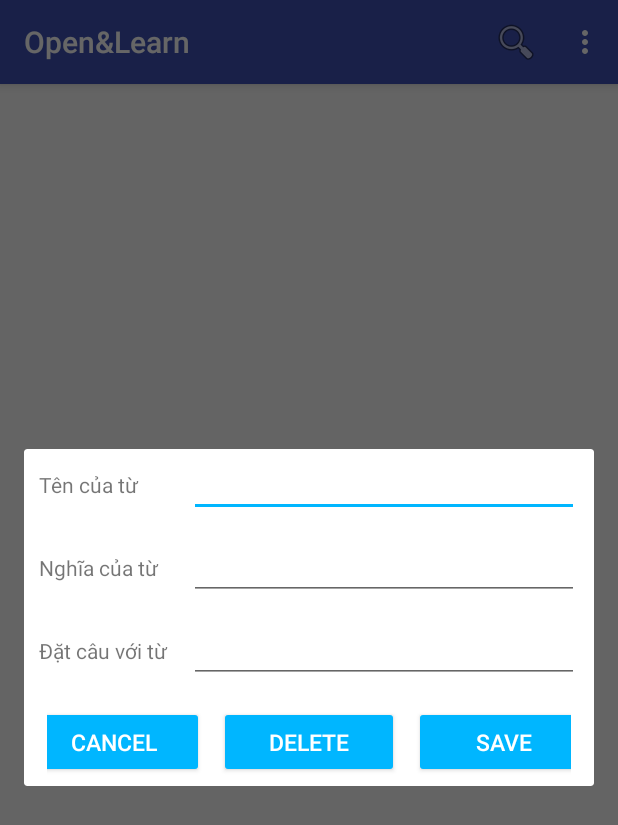
After one commit to ltbaogt/ltbaogtrepo, an Android app: the fragment FragmentDialogEditWord placed in its activity, on a phone screen of 412 x 824 dp. The commit adds this screen. Shown: the top 825 px of the screen. Run offline under Robolectric (Android 15) with nearby library versions, the phone set to English and light mode, and no system bars; 2 statements that could not run were skipped.

```diff
--- a/02_Source/VocaReminder/app/src/main/java/com/ltbaogt/vocareminder/vocareminder/database/bl/OALBLL.java
+++ b/02_Source/VocaReminder/app/src/main/java/com/ltbaogt/vocareminder/vocareminder/database/bl/OALBLL.java
@@ -44,8 +44,19 @@ public class OALBLL {
         return dbHelp.getCount();
     }
 
-    public ArrayList<Word> getAllWords() {
+    public void updateWord(Word w) {
         OALDatabaseOpenHelper dbHelp = new OALDatabaseOpenHelper(mContext);
-        return dbHelp.getAllWords();
+        dbHelp.updateWord(w);
     }
+
+    public void deleteWordById(int id) {
+        OALDatabaseOpenHelper dbHelp = new OALDatabaseOpenHelper(mContext);
+        dbHelp.deleteWordById(id);
+    }
+
+    public ArrayList<Word> getAllWordsOrderByName() {
+        OALDatabaseOpenHelper dbHelp = new OALDatabaseOpenHelper(mContext);
+        return dbHelp.getAllWordsOrderByName();
+    }
+
 }
--- a/02_Source/VocaReminder/app/src/main/java/com/ltbaogt/vocareminder/vocareminder/define/Define.java
+++ b/02_Source/VocaReminder/app/src/main/java/com/ltbaogt/vocareminder/vocareminder/define/Define.java
@@ -9,4 +9,5 @@ public class Define {
     public static final String CLOSE_VOCA_REMINDER = "vocareminder.action.close";
     public static final String TAG = "OpenToLearn.";
     public static final String DEFAULT_THEME_COLOR = "#39B54A";
+    public static final String WORD_OBJECT_PARCELABLE = "word_object";
 }
--- /dev/null
+++ b/02_Source/VocaReminder/app/src/main/java/com/ltbaogt/vocareminder/vocareminder/fragment/FragmentDialogEditWord.java
@@ -0,0 +1,80 @@
+package com.ltbaogt.vocareminder.vocareminder.fragment;
+
+import android.os.Bundle;
+import android.support.annotation.Nullable;
+import android.support.v4.app.DialogFragment;
+import android.view.LayoutInflater;
+import android.view.View;
+import android.view.ViewGroup;
+import android.widget.Button;
+import android.widget.EditText;
+
+import com.ltbaogt.vocareminder.vocareminder.R;
+import com.ltbaogt.vocareminder.vocareminder.bean.Word;
+import com.ltbaogt.vocareminder.vocareminder.database.bl.OALBLL;
+import com.ltbaogt.vocareminder.vocareminder.define.Define;
+
+/**
+ * Created by My PC on 10/08/2016.
+ */
+
+public class FragmentDialogEditWord extends DialogFragment implements View.OnClickListener{
+
+    private Word mWord;
+    private EditText mEtWordName;
+    private EditText mEtMeaning;
+    private EditText mEtSentence;
+    private Button mBtnCancel;
+    private Button mBtnSave;
+    private Button mBtnDelete;
+
+    public FragmentDialogEditWord () {
+
+    }
+    @Nullable
+    @Override
+    public View onCreateView(LayoutInflater inflater, @Nullable ViewGroup container, @Nullable Bundle savedInstanceState) {
+        View v = inflater.inflate(R.layout.fragment_edit_word, container, false);
+        mBtnCancel = (Button) v.findViewById(R.id.btn_cancel);
+        mBtnSave = (Button) v.findViewById(R.id.btn_save);
+        mBtnDelete = (Button) v.findViewById(R.id.btn_delete);
+        mBtnCancel.setOnClickListener(this);
+        mBtnSave.setOnClickListener(this);
+        mBtnDelete.setOnClickListener(this);
+        Bundle b = getArguments();
+        getDialog().setTitle("Thêm từ mới");
+        if (b != null) {
+            getDialog().setTitle("Chỉnh sửa từ của bạn");
+            mWord = b.getParcelable(Define.WORD_OBJECT_PARCELABLE);
+            mEtWordName = (EditText) v.findViewById(R.id.et_name);
+            mEtMeaning = (EditText) v.findViewById(R.id.et_meaning);
+            mEtWordName.setText(mWord.getWordName());
+            mEtMeaning.setText(mWord.getDefault_Meaning());
+        }
+
+        return v;
+
+    }
+
+    @Override
+    public void onClick(View view) {
+        int id = view.getId();
+        switch (id) {
+            case R.id.btn_save:
+                mWord.setDefault_Meaning(mEtMeaning.getText().toString());
+                OALBLL bl = new OALBLL(view.getContext());
+                bl.updateWord(mWord);
+                dismiss();
+                break;
+            case R.id.btn_delete:
+                int idWord = mWord.getWordId();
+                bl = new OALBLL(view.getContext());
+                bl.deleteWordById(idWord);
+                dismiss();
+                break;
+            case R.id.btn_cancel:
+                dismiss();
+                break;
+        }
+    }
+}
--- /dev/null
+++ b/02_Source/VocaReminder/app/src/main/res/layout/fragment_edit_word.xml
@@ -0,0 +1,85 @@
+<?xml version="1.0" encoding="utf-8"?>
+<LinearLayout
+              xmlns:android="http://schemas.android.com/apk/res/android"
+              android:layout_width="match_parent"
+              android:layout_height="match_parent"
+              android:orientation="vertical"
+              android:paddingLeft="10dp"
+              android:paddingRight="10dp">
+
+    <LinearLayout
+        android:layout_marginBottom="10dp"
+        android:layout_width="match_parent"
+        android:layout_height="wrap_content">
+
+        <TextView
+            android:layout_width="100dp"
+            android:layout_height="wrap_content"
+            android:text="Tên của từ"/>
+
+        <EditText
+            android:id="@+id/et_name"
+            android:layout_width="match_parent"
+            android:layout_height="wrap_content"/>
+    </LinearLayout>
+
+    <LinearLayout
+        android:layout_marginBottom="10dp"
+        android:layout_width="match_parent"
+        android:layout_height="wrap_content">
+
+        <TextView
+            android:layout_width="100dp"
+            android:layout_height="wrap_content"
+            android:text="Nghĩa của từ"/>
+
+        <EditText
+            android:id="@+id/et_meaning"
+            android:layout_width="match_parent"
+            android:layout_height="wrap_content"/>
+    </LinearLayout>
+
+    <LinearLayout
+        android:layout_marginBottom="10dp"
+        android:layout_width="match_parent"
+        android:layout_height="wrap_content">
+
+        <TextView
+            android:layout_width="100dp"
+            android:layout_height="wrap_content"
+            android:text="Đặt câu với từ"/>
+
+        <EditText
+            android:id="@+id/et_sentence"
+            android:layout_width="match_parent"
+            android:layout_height="wrap_content"/>
+    </LinearLayout>
+
+    <LinearLayout
+        android:layout_width="match_parent"
+        android:layout_height="wrap_content"
+        android:gravity="center"
+        android:orientation="horizontal"
+        android:padding="5dp">
+
+        <Button
+            android:id="@+id/btn_cancel"
+            style="@style/AppTheme.Button"
+            android:layout_height="wrap_content"
+            android:layout_marginRight="10dp"
+            android:text="Cancel"/>
+
+        <Button
+            android:id="@+id/btn_delete"
+            style="@style/AppTheme.Button"
+            android:layout_height="wrap_content"
+            android:layout_marginRight="10dp"
+            android:text="Delete"/>
+
+        <Button
+            android:id="@+id/btn_save"
+            style="@style/AppTheme.Button"
+            android:layout_height="wrap_content"
+            android:text="Save"/>
+    </LinearLayout>
+</LinearLayout>
--- a/02_Source/VocaReminder/app/src/main/res/layout/fragment_list_word.xml
+++ b/02_Source/VocaReminder/app/src/main/res/layout/fragment_list_word.xml
@@ -8,4 +8,28 @@
         android:layout_width="match_parent"
         android:layout_height="match_parent"
         android:scrollbars="vertical"/>
+
+    <LinearLayout
+        android:id="@+id/noword_layout"
+        android:layout_width="wrap_content"
+        android:layout_height="wrap_content"
+        android:layout_centerInParent="true"
+        android:gravity="center"
+        android:orientation="vertical"
+        android:visibility="invisible">
+
+        <ImageView
+            android:layout_width="wrap_content"
+            android:layout_height="wrap_content"
+            android:layout_centerInParent="true"
+            android:src="@drawable/ic_add"/>
+
+        <TextView
+            android:layout_width="150dp"
+            android:layout_height="wrap_content"
+            android:layout_centerInParent="true"
+            android:minWidth="40dp"
+            android:text="@string/add_new_word_suggestion"/>
+    </LinearLayout>
+
 </RelativeLayout>
--- a/02_Source/VocaReminder/app/src/main/res/values/strings.xml
+++ b/02_Source/VocaReminder/app/src/main/res/values/strings.xml
@@ -3,4 +3,6 @@
     <string name="action_search">Search</string>
     <string name="action_settings">Setting</string>
     <string name="action_about">About</string>
+
+    <string name="add_new_word_suggestion">Please add your word by pressing Add button</string>
 </resources>
--- a/02_Source/VocaReminder/app/src/main/res/values/styles.xml
+++ b/02_Source/VocaReminder/app/src/main/res/values/styles.xml
@@ -10,4 +10,10 @@
         <item name="windowNoTitle">true</item>
     </style>
 
+    <!--Button style-->
+    <style name="AppTheme.Button" parent="Widget.AppCompat.Button.Colored">
+     <item name="android:layout_width">120dp</item>
+        <item name="android:textSize">15dp</item>
+    </style>
+
 </resources>
```
Also changed, not shown: 02_Source/VocaReminder/app/src/main/java/com/ltbaogt/vocareminder/vocareminder/adapter/DictionaryAdapter.java (+41 -7 lines), 02_Source/VocaReminder/app/src/main/java/com/ltbaogt/vocareminder/vocareminder/bean/Word.java (+67 -4 lines), 02_Source/VocaReminder/app/src/main/java/com/ltbaogt/vocareminder/vocareminder/database/helper/OALDatabaseOpenHelper.java (+59 -8 lines), 02_Source/VocaReminder/app/src/main/java/com/ltbaogt/vocareminder/vocareminder/fragment/FragmentMain.java (+32 -9 lines), 02_Source/VocaReminder/app/src/main/java/com/ltbaogt/vocareminder/vocareminder/receiver/OALBroadcastReceiver.java (+6 -5 lines), 02_Source/VocaReminder/app/src/main/res/drawable-hdpi/ic_add.png (added), 02_Source/VocaReminder/app/src/main/res/drawable-mdpi/ic_add.png (added), 02_Source/VocaReminder/app/src/main/res/drawable-xhdpi/ic_add.png (added), 02_Source/VocaReminder/app/src/main/res/drawable-xxhdpi/ic_add.png (added), 02_Source/VocaReminder/app/src/main/res/drawable-xxxhdpi/ic_add.png (added), 4 other files.
